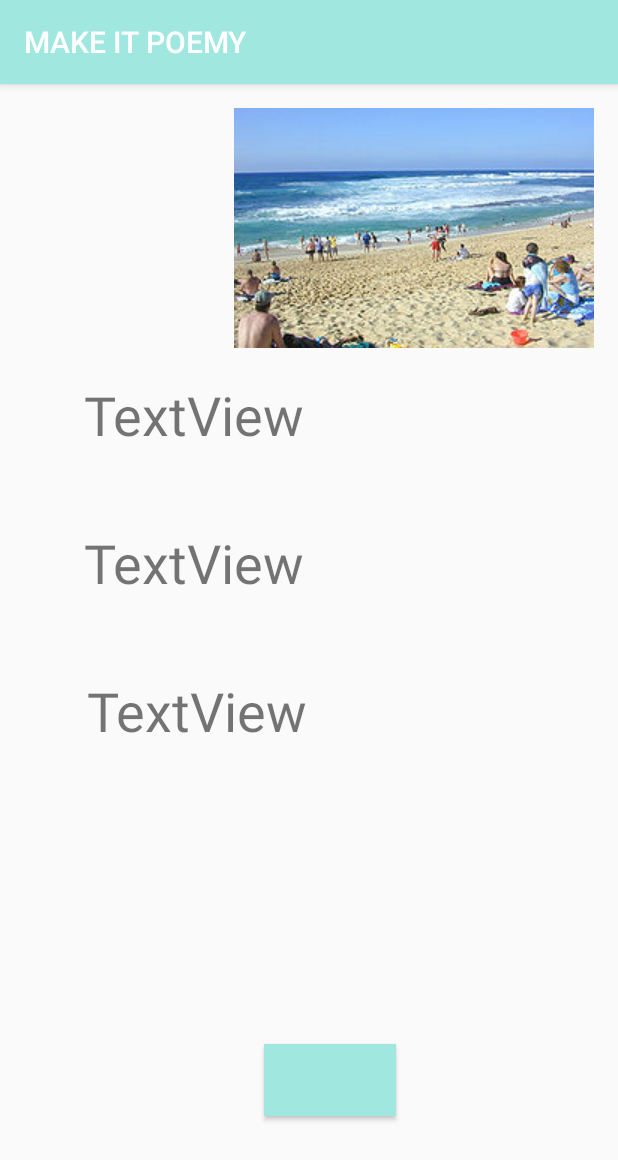
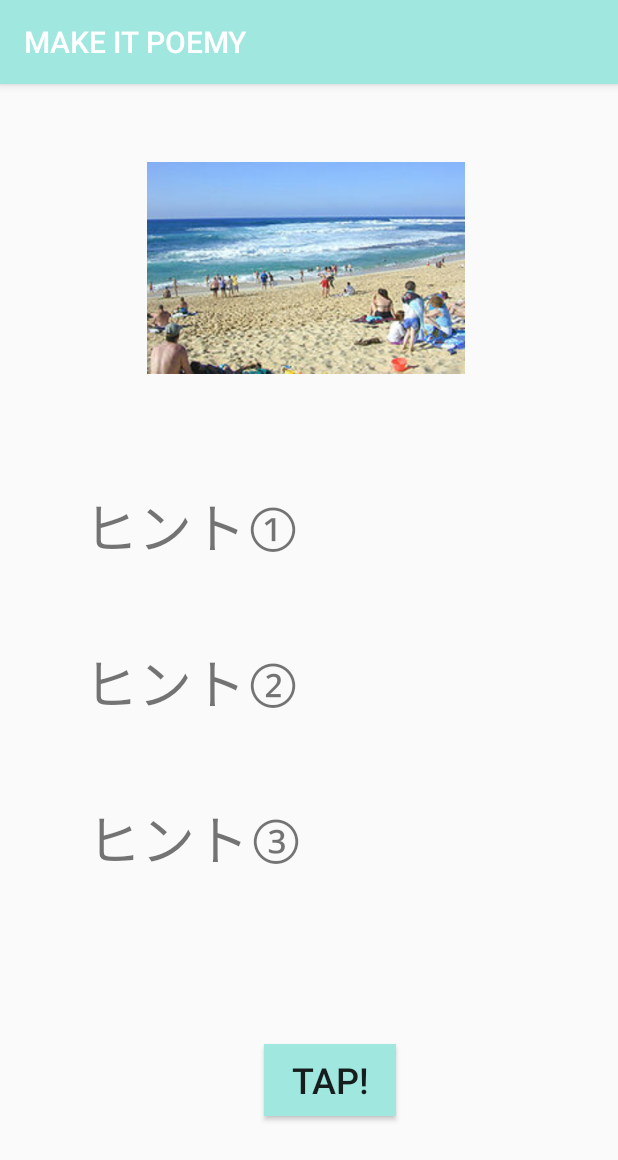
Before and after one commit to poemy2810/poe_maker, an Android app: the screen it shows after launch (MainActivity), on a phone screen of 412 x 824 dp. Shown: the top 1160 px of the screen. Run offline under Robolectric (Android 15) with nearby library versions, the light colour scheme and no system bars.

```diff
--- a/app/src/main/AndroidManifest.xml
+++ b/app/src/main/AndroidManifest.xml
@@ -9,6 +9,7 @@
         android:roundIcon="@mipmap/ic_launcher_round"
         android:supportsRtl="true"
         android:theme="@style/AppTheme">
+        <activity android:name=".choiceActivity"></activity>
         <activity android:name=".MainActivity">
             <intent-filter>
                 <action android:name="android.intent.action.MAIN" />
--- a/app/src/main/java/app/okamoto/poemy/makeitpoemy/MainActivity.kt
+++ b/app/src/main/java/app/okamoto/poemy/makeitpoemy/MainActivity.kt
@@ -1,43 +1,51 @@
 package app.okamoto.poemy.makeitpoemy
 
+import android.content.Intent
 import androidx.appcompat.app.AppCompatActivity
 import android.os.Bundle
 import kotlinx.android.synthetic.main.activity_main.*
+import kotlinx.android.synthetic.main.choice.*
 import kotlin.random.Random
 
 
 class MainActivity : AppCompatActivity() {
 
-    val summerList = arrayOf("海", "かき氷", "夏休み", "暑い", "")
+    val summerList = arrayOf("海", "かき氷", "夏休み", "暑い", "Tシャツ")
+    val summerList2 = arrayOf("すいか", "そうめん", "アイス","りんご飴", "焼きトウモロコシ")
+    val summerList3 = arrayOf("祭り", "花火", "浴衣", "射的", "盆踊り", "エアコン")
+    /*val springList = arrayOf("桜", "卒業", "団子", "出会い", "入学")
+    val christmasList = arrayOf("クリスマス", "冬", "雪", "寒さ", "お正月")
 
-    val summerView = arrayOf("summer1", "summer2", "summer3", "summer4", "summer5")
-
+    val summerViewList = arrayOf("summer1", "summer2", "summer3", "summer4", "summer5")
+*/
 
     override fun onCreate(savedInstanceState: Bundle?) {
         super.onCreate(savedInstanceState)
         setContentView(R.layout.activity_main)
+
 
         appdataButton.setOnClickListener {
 
             val randomnum = Random.nextInt(summerList.size)
             textView.text = summerList[randomnum]
 
-            val randomnumber = Random.nextInt(summerView.size)
+            val randomnum2 = Random.nextInt(summerList2.size)
+            textView2.text = summerList2[randomnum2]
+
+            val randomnum3 = Random.nextInt(summerList3.size)
+            textView3.text = summerList3[randomnum3]
+
+
+
+            //val summerViewRandom = Random.nextInt(summerViewList.size)
+
+
+
 
         }
 
 
 
-        /*override fun onCreate(savedInstanceState: Bundle?) {
-            super.onCreate(savedInstanceState)
-            setContentView(R.layout.activity_main)
-
-            appdataButton.setOnClickListener {
-
-
-        }
-            */
-
 
     }
 }
--- a/app/src/main/res/layout/activity_main.xml
+++ b/app/src/main/res/layout/activity_main.xml
@@ -11,8 +11,8 @@
         android:layout_width="wrap_content"
         android:layout_height="wrap_content"
         android:layout_marginStart="56dp"
-        android:layout_marginTop="196dp"
-        android:text="TextView"
+        android:layout_marginTop="268dp"
+        android:text="ヒント①"
         android:textSize="36sp"
         app:layout_constraintStart_toStartOf="parent"
         app:layout_constraintTop_toTopOf="parent" />
@@ -23,7 +23,7 @@
         android:layout_height="wrap_content"
         android:layout_marginStart="56dp"
         android:layout_marginTop="50dp"
-        android:text="TextView"
+        android:text="ヒント②"
         android:textSize="36sp"
         app:layout_constraintStart_toStartOf="parent"
         app:layout_constraintTop_toBottomOf="@+id/textView" />
@@ -34,7 +34,7 @@
         android:layout_height="wrap_content"
         android:layout_marginStart="58dp"
         android:layout_marginTop="50dp"
-        android:text="TextView"
+        android:text="ヒント③"
         android:textSize="36sp"
         app:layout_constraintStart_toStartOf="parent"
         app:layout_constraintTop_toBottomOf="@+id/textView2" />
@@ -45,6 +45,8 @@
         android:layout_height="wrap_content"
         android:layout_marginBottom="80dp"
         android:background="@color/colorPrimary"
+        android:text="tap!"
+        android:textSize="24sp"
         app:layout_constraintBottom_toBottomOf="parent"
         app:layout_constraintEnd_toEndOf="parent"
         app:layout_constraintHorizontal_bias="0.544"
@@ -52,10 +54,10 @@
 
     <ImageView
         android:id="@+id/summerView"
-        android:layout_width="wrap_content"
-        android:layout_height="wrap_content"
-        android:layout_marginTop="16dp"
-        android:layout_marginEnd="16dp"
+        android:layout_width="288dp"
+        android:layout_height="141dp"
+        android:layout_marginTop="52dp"
+        android:layout_marginEnd="64dp"
         app:layout_constraintEnd_toEndOf="parent"
         app:layout_constraintTop_toTopOf="parent"
         app:srcCompat="@drawable/summer1" />
```
Also changed, not shown: app/src/main/java/app/okamoto/poemy/makeitpoemy/choiceActivity.kt (added, +23 -0 lines), app/src/main/res/layout/choice.xml (+6 -6 lines).
